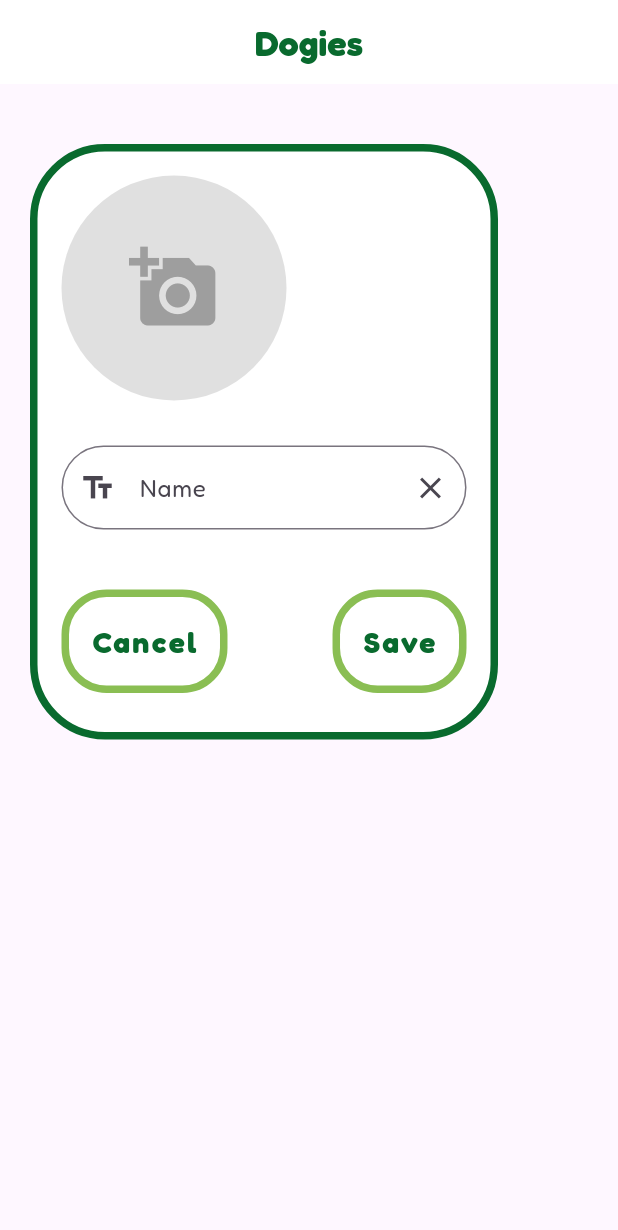
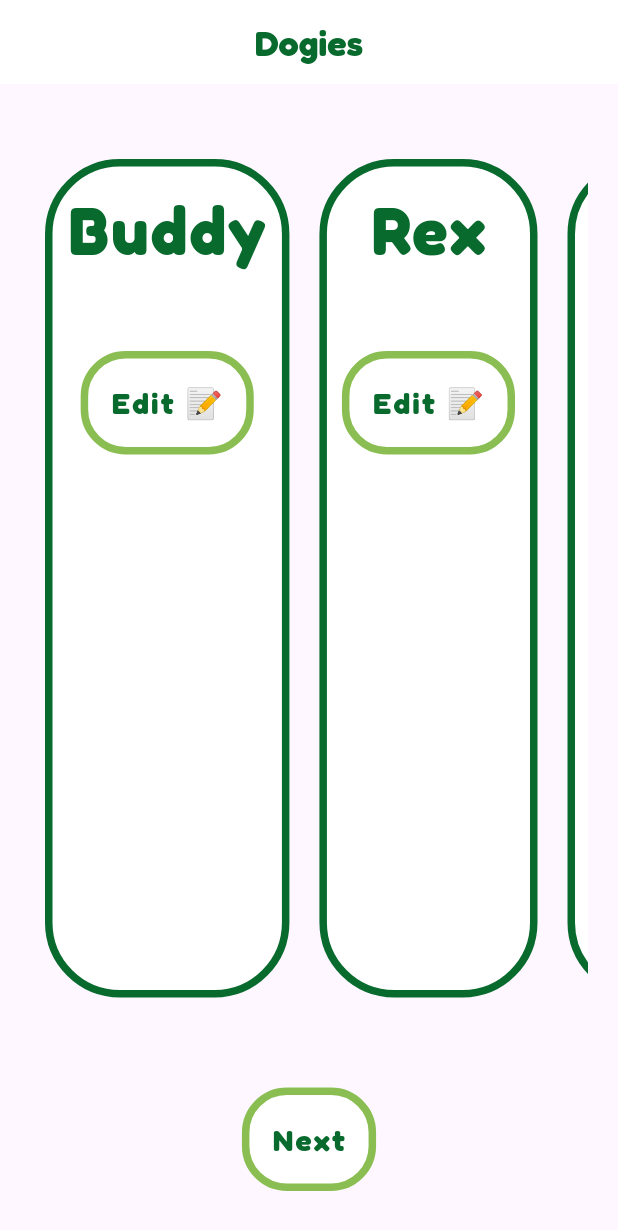
Before and after one commit to Gilad1016/FetchFriends, a Flutter app: the screen it shows after launch, on a phone screen of 412 x 824 dp. Shown: the top 1230 px of the screen. Run offline on Flutter 3.47's test engine with Material 3 defaults, Android fonts, the phone set to English and light mode, and no system bars; our stand-ins replace go_router, image_picker, pocketbase, shared_preferences.

Commit message:
working on dog updates

```diff
--- a/lib/common/router/app_router.dart
+++ b/lib/common/router/app_router.dart
@@ -1,7 +1,7 @@
 import 'package:Fetch/common/router/routes_utils.dart';
 import 'package:go_router/go_router.dart';
 
-import '../../dog_management/dog_mng.dart';
+import '../../dog_management/dog_management.dart';
 import '../../park/home.dart';
 import '../../landing.dart';
 import '../pages/boot.dart';
--- a/lib/common/user_data.dart
+++ b/lib/common/user_data.dart
@@ -1,4 +1,3 @@
-import 'package:Fetch/park/park_item.dart';
 
 import '../dog_management/dog_item.dart';
 
--- a/lib/dog_management/dog_card/view_dog_card.dart
+++ b/lib/dog_management/dog_card.dart
@@ -1,8 +1,8 @@
 import 'package:flutter/material.dart';
 
-import '../../../dog_management/dog_item.dart';
-import '../../common/design/color_pallette.dart';
-import '../../common/widgets/custom_button.dart';
+import '../../dog_management/dog_item.dart';
+import '../common/design/color_pallette.dart';
+import '../common/widgets/custom_button.dart';
 
 class DogCard extends StatelessWidget {
   final DogItem dogItem;
--- a/lib/dog_management/dog_card/dog_card_hero.dart
+++ /dev/null
@@ -1,95 +0,0 @@
-import 'dart:math';
-
-import 'package:flutter/cupertino.dart';
-
-import '../../../dog_management/dog_item.dart';
-import 'view_dog_card.dart';
-import 'edit_dog_card.dart';
-
-class DogHero extends StatefulWidget {
-  final DogItem dogItem;
-  final bool isEditing;
-
-  const DogHero({
-    super.key,
-    required this.dogItem,
-    this.isEditing = false,
-  });
-
-  @override
-  State<DogHero> createState() => _DogHeroState();
-}
-
-class _DogHeroState extends State<DogHero> {
-  late bool _flipXAxis;
-  bool _isEditing = false;
-
-  @override
-  void initState() {
-    super.initState();
-    _flipXAxis = true;
-    _isEditing = widget.isEditing;
-  }
-
-  @override
-  Widget build(BuildContext context) {
-    // _isEditing = widget.isEditing;
-
-    return Hero(
-      tag: widget.dogItem.id,
-      child: _buildFlipAnimation(),
-    );
-  }
-
-  void _toggleEditCard() {
-    setState(() {
-      // Use a temporary flag to avoid immediate toggle during animation
-      _isEditing = !_isEditing;
-    });
-  }
-
-  Widget _buildFlipAnimation() {
-    return GestureDetector(
-      onTap: _toggleEditCard,
-      child: AnimatedSwitcher(
-        duration: const Duration(milliseconds: 800),
-        transitionBuilder: __transitionBuilder,
-        layoutBuilder: (widget, list) =>
-            Stack(children: [widget ?? const Text("error"), ...list]),
-        switchInCurve: Curves.easeInBack,
-        switchOutCurve: Curves.easeInBack.flipped,
-        child: _isEditing
-            ? EditDogCard(
-                dogItem: widget.dogItem,
-                onEditCancel: _toggleEditCard,
-              )
-            : DogCard(
-                dogItem: widget.dogItem,
-                onEditPressed: _toggleEditCard,
-              ),
-      ),
-    );
-  }
-
-  Widget __transitionBuilder(Widget widget, Animation<double> animation) {
-    final rotateAnim = Tween(begin: pi, end: 0.0).animate(animation);
-    return AnimatedBuilder(
-      animation: rotateAnim,
-      child: widget,
-      builder: (context, widget) {
-        final isUnder = (ValueKey(_isEditing) != widget?.key);
-        var tilt = ((animation.value - 0.5).abs() - 0.5) * 0.003;
-        tilt *= isUnder ? -1.0 : 1.0;
-        final value =
-            isUnder ? min(rotateAnim.value, pi / 2) : rotateAnim.value;
-        return Transform(
-          transform: _flipXAxis
-              ? (Matrix4.rotationY(value)..setEntry(3, 0, tilt))
-              : (Matrix4.rotationX(value)..setEntry(3, 1, tilt)),
-          alignment: Alignment.center,
-          child: widget,
-        );
-      },
-    );
-  }
-}
--- a/lib/dog_management/dog_item.dart
+++ b/lib/dog_management/dog_item.dart
@@ -1,42 +1,20 @@
-import '../park/arrival_item.dart';
-
-// ArrivalItem? getValidArrival(Map<String, dynamic> docDocument) {
-//   if (docDocument['arrival'] == null) {
-//     return null;
-//   }
-//   ArrivalItem arrivalItem =
-//       ArrivalItem.fromMap(docDocument['arrival'] as Map<String, dynamic>);
-//   if (arrivalItem.time
-//           .compareTo(DateTime.now().subtract(const Duration(hours: 1))) <
-//       0) {
-//     return null;
-//   }
-//   return arrivalItem;
-// }
-
 class DogItem {
   String id = '';
   String name = '';
-  String ownerUID = '';
   String? imageUrl;
-  // ArrivalItem? arrival;
 
   DogItem(
       {required this.name,
-      required this.ownerUID,
       this.imageUrl});
-      // this.arrival
 
   factory DogItem.fromMap(Map<String, dynamic> docDocument) {
     assert(docDocument['name'] != null);
     assert(docDocument['ownerUID'] != null);
     return DogItem(
       name: docDocument['name'] as String,
-      ownerUID: docDocument['ownerUID'] as String,
       imageUrl: docDocument['imageUrl'] == null
           ? null
           : docDocument['imageUrl'] as String,
-      // arrival: getValidArrival(docDocument),
     );
   }
 
@@ -44,9 +22,7 @@ class DogItem {
     return {
       'id': id,
       'name': name,
-      'ownerUID': ownerUID,
       'imageUrl': imageUrl?.toString(),
-      // 'arrival': arrival?.toMap(),
     };
   }
 }
--- a/lib/dog_management/dog_management.dart
+++ b/lib/dog_management/dog_management.dart
@@ -1,52 +1,96 @@
+import 'dart:io';
+
+import 'package:Fetch/dog_management/dog_provider.dart';
 import 'package:flutter/material.dart';
+import 'package:provider/provider.dart';
 
-import 'dog_card/dog_card_hero.dart';
+import '../common/providers/app_state/app_state_provider.dart';
+import '../common/widgets/custom_button.dart';
+import 'dog_card.dart';
 import 'dog_item.dart';
+import '../common/widgets/top_bar/app_bar.dart';
 
-class DogManagement extends StatelessWidget {
-  final List<DogItem> dogItems;
-  final bool initCreateNew;
+class DogMngPage extends StatefulWidget {
+  const DogMngPage({super.key});
 
-  const DogManagement({
-    this.dogItems = const [],
-    this.initCreateNew = false,
-    super.key,
-  });
+  @override
+  State<DogMngPage> createState() => _DogMngPageState();
+}
 
-  void onCreateNewDog() {
-    // Add the logic to create a new dog item and add it to the list
-    DogItem newDog = DogItem(name: '', ownerUID: '',); // Update with your model
-    dogItems.add(newDog);
+class _DogMngPageState extends State<DogMngPage> {
+  final _nameController = TextEditingController();
+  File? _selectedImage;
+  late AppStateProvider _appProvider;
+  late DogProvider _dogProvider;
+  final List<DogItem> _dogItems = [];
+
+  @override
+  void initState() {
+    super.initState();
+    _appProvider = Provider.of<AppStateProvider>(context, listen: false);
+    _dogProvider = Provider.of<DogProvider>(context, listen: false);
+    _dogItems.add(DogItem(
+      name: 'Buddy',
+    ));
+    _dogItems.add(DogItem(
+      name: 'Rex',
+    ));
+    _dogItems.add(DogItem(
+      name: 'Luna',
+    ));
+    _dogItems.add(DogItem(
+      name: 'Max',
+    ));
+  }
+
+  @override
+  void dispose() {
+    _nameController.dispose();
+    super.dispose();
+  }
+
+  void _onCreateNewDog(DogItem dog) {
+    _dogItems.add(dog);
+    // _dogProvider.addDog(dog);
   }
 
   @override
   Widget build(BuildContext context) {
-    return SingleChildScrollView(
-      scrollDirection: Axis.horizontal,
-      child: Row(
-        children: [
-          SizedBox(
-            width: MediaQuery.of(context).size.width,
-            child: ListView.builder(
-              shrinkWrap: true,
-              itemCount: dogItems.length + (initCreateNew ? 1 : 0),
-              itemBuilder: (context, index) {
-                if (index == dogItems.length) {
-                  return ListTile(
-                    title: const Text('Create New Dog'),
-                    trailing: const Icon(Icons.add),
-                    onTap: () => onCreateNewDog(),
-                  );
-                } else {
-                  return DogHero(
-                    dogItem: dogItems[index],
-                    // Pass necessary functions for editing/deleting if needed
-                  );
-                }
+    return Scaffold(
+      appBar: const CustomAppBar(titleText: 'Dogies'),
+      body: Padding(
+        padding: const EdgeInsets.all(20),
+        child: Column(children: [
+          Expanded(
+            child: ListView(
+              scrollDirection: Axis.horizontal,
+              shrinkWrap: true, // To wrap the content if it's not too long
+              children: [
+                for (var dog in _dogItems)
+                  Padding(
+                    padding: const EdgeInsets.all(10),
+                    child: DogCard(
+                      dogItem: dog,
+                      onEditPressed: () {
+                        //TODO: add edit functionality
+                      },
+                    ),
+                  ),
+                const SizedBox(width: 20),
+              ],
+            ),
+          ),
+          const SizedBox(height: 20),
+          Visibility(
+            visible: _dogItems.isNotEmpty,
+            child: CustomButton(
+              text: 'Next',
+              onPressed: () {
+                Navigator.pushNamed(context, '/next_page');
               },
             ),
           ),
-        ],
+        ]),
       ),
     );
   }
--- a/lib/dog_management/dog_mng.dart
+++ /dev/null
@@ -1,68 +0,0 @@
-import 'dart:io';
-
-import 'package:Fetch/dog_management/dog_card/dog_card_hero.dart';
-import 'package:Fetch/dog_management/dog_provider.dart';
-import 'package:flutter/material.dart';
-import 'package:go_router/go_router.dart';
-import 'package:provider/provider.dart';
-
-import '../common/providers/app_state/app_state_provider.dart';
-import '../common/widgets/custom_button.dart';
-import 'dog_item.dart';
-import 'dog_management.dart';
-import '../common/widgets/top_bar/app_bar.dart';
-
-class DogMngPage extends StatefulWidget {
-  const DogMngPage({super.key});
-
-  @override
-  State<DogMngPage> createState() => _DogMngPageState();
-}
-
-class _DogMngPageState extends State<DogMngPage> {
-  final _nameController = TextEditingController();
-  File? _selectedImage;
-  late AppStateProvider _appProvider;
-  late DogProvider _dogProvider;
-
-
-  @override
-  void initState() {
-    super.initState();
-    _appProvider = Provider.of<AppStateProvider>(context, listen: false);
-    _dogProvider = Provider.of<DogProvider>(context, listen: false);
-  }
-
-  @override
-  void dispose() {
-    _nameController.dispose();
-    super.dispose();
-  }
-
-  void _onCreateNewDog() {
-
-  }
-
-  @override
-  Widget build(BuildContext context) {
-    return Scaffold(
-      appBar: const CustomAppBar(titleText: 'Dogies'),
-      body: Padding(
-          padding: const EdgeInsets.all(20),
-          child: Column(children: [
-            //TODO: add text to explain what this page
-            //is for, make it dynamic
-            // DogManagement(
-            //   //TODO: fix the function
-            //   // onCreateNewDog: () => {},
-            //   dogItems: const [],
-            // ),
-            DogHero(
-                dogItem: new DogItem(name: '', ownerUID: '1234'),
-                isEditing: true),
-            const SizedBox(height: 20),
-            //TODO: add button to move to next page when dogs are added
-          ])),
-    );
-  }
-}
--- a/lib/dog_management/dog_provider.dart
+++ b/lib/dog_management/dog_provider.dart
@@ -1,5 +1,4 @@
 import 'dart:async';
-import 'package:shared_preferences/shared_preferences.dart';
 import '../common/providers/app_state/app_state_provider.dart';
 import 'package:pocketbase/pocketbase.dart';
 
```
Also changed, not shown: lib/dog_management/dog_create_or_update.dart (renamed from lib/dog_management/dog_card/edit_dog_card.dart, +13 -13 lines), lib/dog_management/dog_management_to_delete.dart (added, +49 -0 lines).
